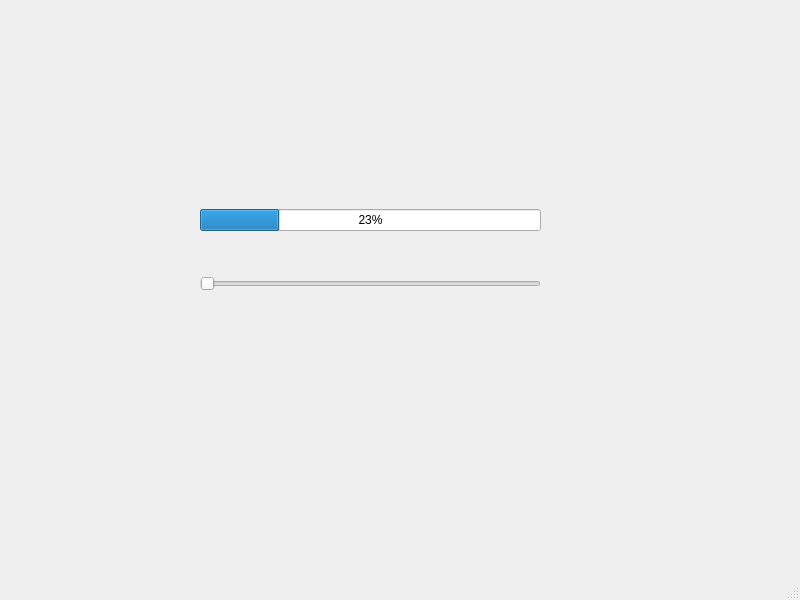
Old version of the form SignalsAndSlots/mainwindow.ui in the repository ChaosKingNV/QT-Practice.
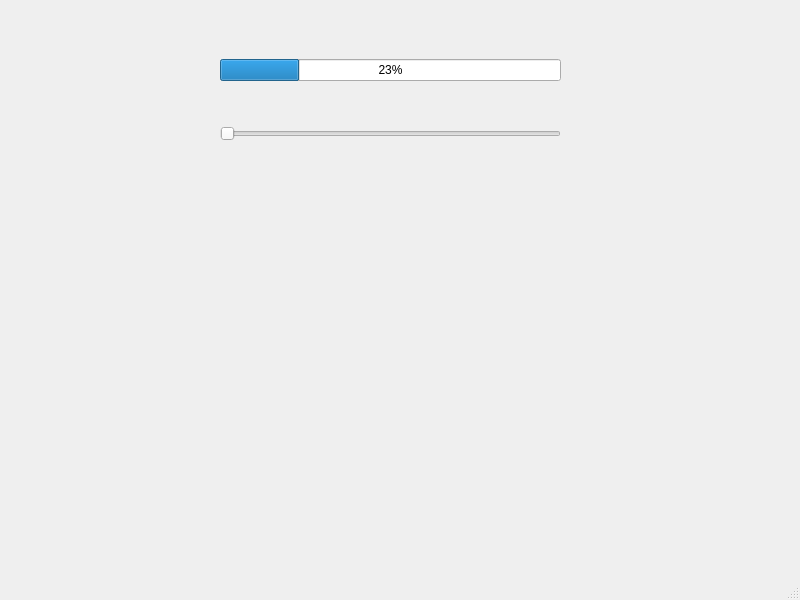
New version of the form.

The edit to the form file:
```diff
--- a/SignalsAndSlots/mainwindow.ui
+++ b/SignalsAndSlots/mainwindow.ui
@@ -14,11 +14,11 @@
    <string>MainWindow</string>
   </property>
   <widget class="QWidget" name="centralwidget">
-   <widget class="QWidget" name="">
+   <widget class="QWidget" name="layoutWidget">
     <property name="geometry">
      <rect>
-      <x>200</x>
-      <y>170</y>
+      <x>220</x>
+      <y>20</y>
       <width>341</width>
       <height>161</height>
      </rect>
```
